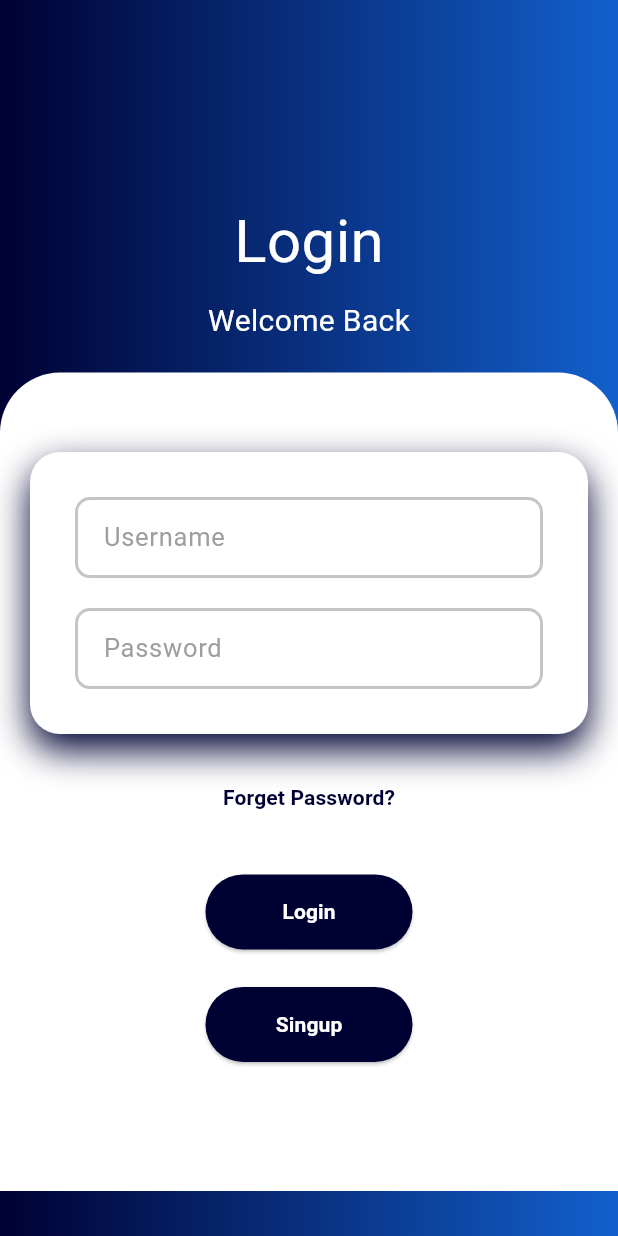
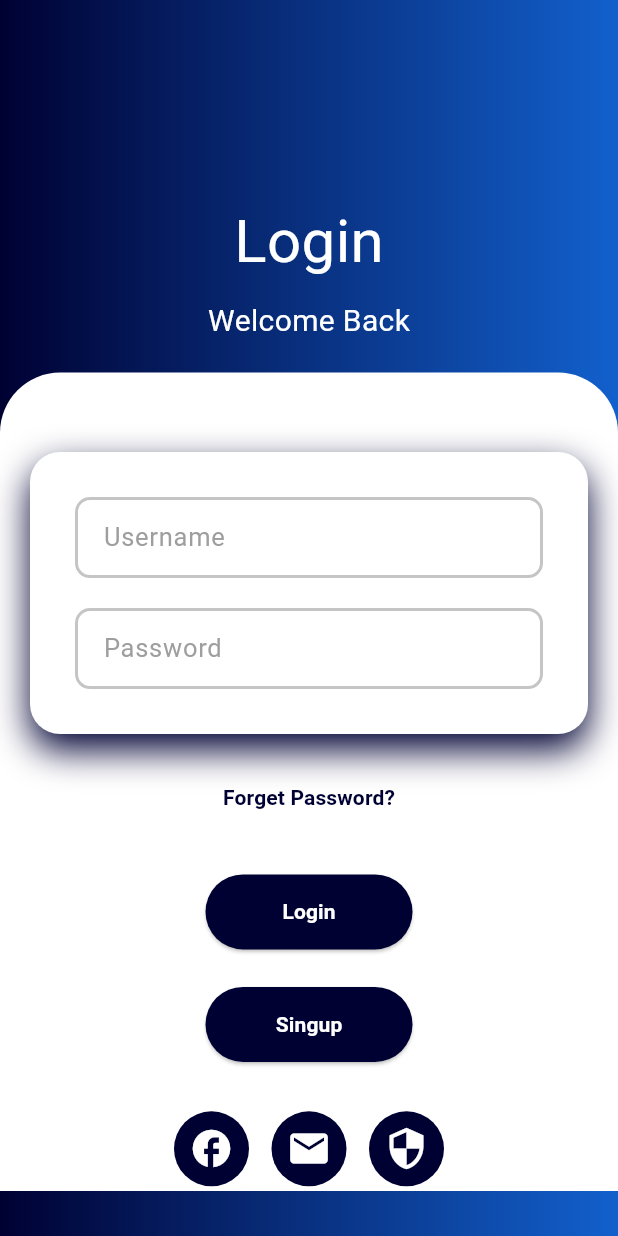
Before and after one commit to RMCV-Rajapaksha/Finance-app, a Flutter app: the screen it shows after launch, on a phone screen of 412 x 824 dp. Run offline on Flutter 3.47's test engine with Material 3 defaults, Android fonts, the phone set to English and light mode, and no system bars; our stand-ins replace device_preview, hive, hive_flutter, syncfusion_flutter_charts; missing offline and left inert: dart:html; accounts and stored records are empty.

Commit message:
Update UI layout and styles

```diff
--- a/finance_app/lib/main.dart
+++ b/finance_app/lib/main.dart
@@ -59,6 +59,7 @@ class Homepage extends StatelessWidget {
             end: Alignment.topRight,
           ),
         ),
+        height: screenHeight,
         child: Column(
           children: <Widget>[
             SizedBox(
@@ -136,8 +137,7 @@ class Homepage extends StatelessWidget {
                                       borderRadius: BorderRadius.circular(10),
                                       borderSide: BorderSide(
                                           width: 2,
-                                          color:
-                                              Color.fromRGBO(18, 96, 205, 1))),
+                                          color: Color.fromRGBO(4, 22, 48, 1))),
                                 ),
                                 // controller: username,
                                 // decoration: InputDecoration(
@@ -151,6 +151,7 @@ class Homepage extends StatelessWidget {
                               padding: EdgeInsets.all(10),
                               decoration: BoxDecoration(),
                               child: TextField(
+                                obscureText: true,
                                 keyboardType: TextInputType.text,
                                 controller: password,
 
@@ -169,8 +170,7 @@ class Homepage extends StatelessWidget {
                                       borderRadius: BorderRadius.circular(10),
                                       borderSide: BorderSide(
                                           width: 2,
-                                          color:
-                                              Color.fromRGBO(18, 96, 205, 1))),
+                                          color: Color.fromRGBO(4, 28, 62, 1))),
                                 ),
                                 // controller: password,
                                 // decoration: InputDecoration(
@@ -286,12 +286,44 @@ class Homepage extends StatelessWidget {
                         ),
                       ),
                       SizedBox(
-                        height: screenHeight * 0.02,
+                        height: screenHeight * 0.04,
                       ),
                       Row(
+                        mainAxisAlignment: MainAxisAlignment.center,
                         children: <Widget>[
-                          SizedBox(
-                            width: 30,
+                          Container(
+                            child: Row(
+                              mainAxisAlignment: MainAxisAlignment.center,
+                              children: [
+                                CircleAvatar(
+                                  radius: 25,
+                                  backgroundColor:
+                                      Color.fromRGBO(0, 1, 51, 1.000),
+                                  child: Icon(Icons.facebook,
+                                      size: 30, color: Colors.white),
+                                ),
+                                SizedBox(
+                                  width: 15,
+                                ),
+                                CircleAvatar(
+                                  radius: 25,
+                                  backgroundColor:
+                                      Color.fromRGBO(0, 1, 51, 1.000),
+                                  child: Icon(Icons.mail,
+                                      size: 30, color: Colors.white),
+                                ),
+                                SizedBox(
+                                  width: 15,
+                                ),
+                                CircleAvatar(
+                                  radius: 25,
+                                  backgroundColor:
+                                      Color.fromRGBO(0, 1, 51, 1.000),
+                                  child: Icon(Icons.security_outlined,
+                                      size: 30, color: Colors.white),
+                                ),
+                              ],
+                            ),
                           ),
                         ],
                       ),
```
